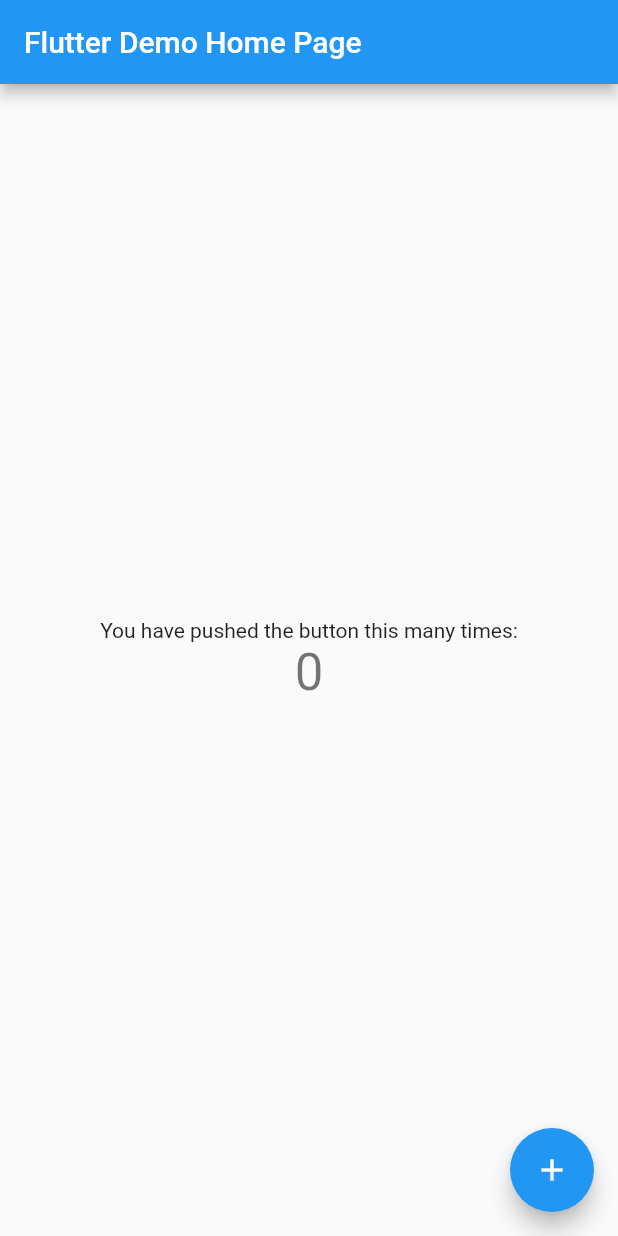
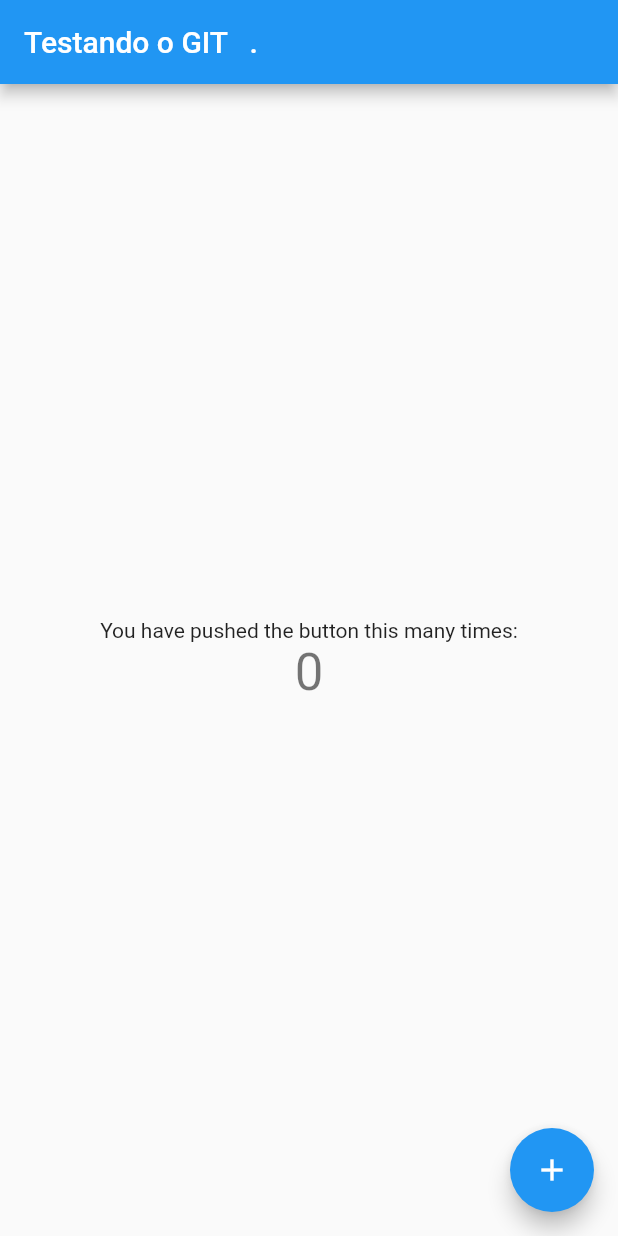
Before and after one commit to chiconunes/TesteGit, a Flutter app: the screen it shows after launch, on a phone screen of 412 x 824 dp. Run offline on Flutter 3.47's test engine with Material 2 defaults, Android fonts, the phone set to English and light mode, and no system bars.

Commit message:
agora foi

```diff
--- a/lib/main.dart
+++ b/lib/main.dart
@@ -6,7 +6,7 @@ class MyApp extends StatelessWidget {
   @override
   Widget build(BuildContext context) {
     return MaterialApp(
-      title: 'Flutter Demo',
+      title: 'Teste com GIT',
       theme: ThemeData(
         // This is the theme of your application.
         //
@@ -19,7 +19,7 @@ class MyApp extends StatelessWidget {
         // is not restarted.
         primarySwatch: Colors.blue,
       ),
-      home: MyHomePage(title: 'Flutter Demo Home Page'),
+      home: MyHomePage(title: 'Testando o GIT   .'),
     );
   }
 }
```
